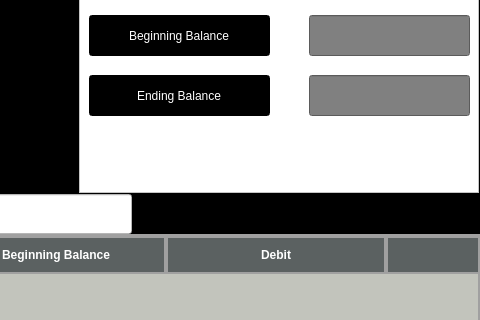
First picture: the form in accountactivity.ui, repository SujalMainali/Ledger-Logic, before the edit; both pictures show x 716 to 1196 and y 156 to 476 of the 1196 by 664 pixel window.
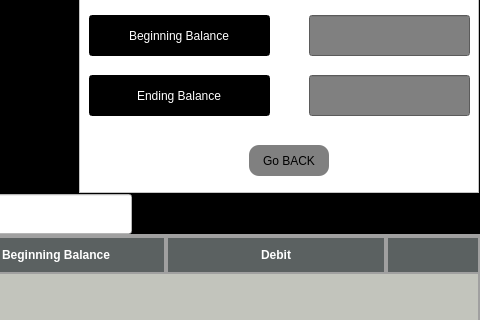
Second picture: the form after the edit. Icons and pictures are not drawn.

```diff
--- a/accountactivity.ui
+++ b/accountactivity.ui
@@ -459,6 +459,23 @@
 font: 900 9pt &quot;Segoe UI Black&quot;;</string>
           </property>
          </widget>
+         <widget class="QPushButton" name="GoBack">
+          <property name="geometry">
+           <rect>
+            <x>170</x>
+            <y>150</y>
+            <width>80</width>
+            <height>31</height>
+           </rect>
+          </property>
+          <property name="styleSheet">
+           <string notr="true">border-radius:10;
+background-color:gray;</string>
+          </property>
+          <property name="text">
+           <string>Go BACK</string>
+          </property>
+         </widget>
         </widget>
        </item>
       </layout>
```
